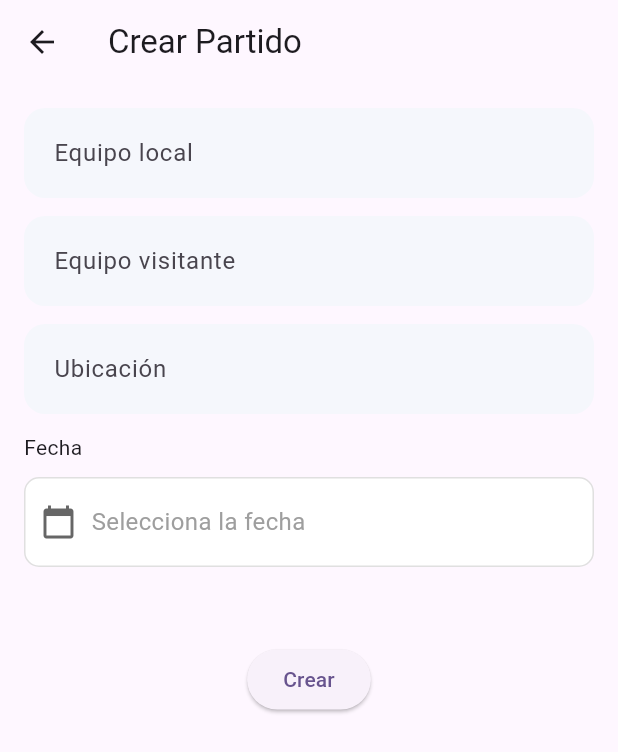
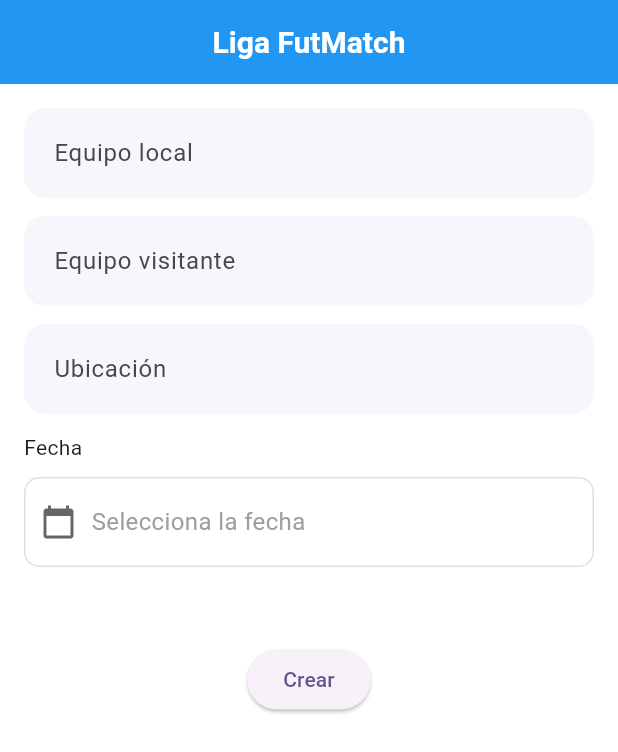
Before and after one commit to ingRodriguezSelvi/futmatch_frontend, a Flutter app: the CreateMatchScreen screen opened directly, on a phone screen of 412 x 824 dp. Shown: the top 752 px of the screen. Run offline on Flutter 3.47's test engine with Material 3 defaults, Android fonts, the phone set to English and light mode, and no system bars; our stand-ins replace bloc, equatable, flutter_bloc, get_it, sqflite, table_calendar; accounts and stored records are empty.

Commit message:
feat: enhance create match screen layout and update navigation imports

```diff
--- a/lib/core/widgets/main_navbar.dart
+++ b/lib/core/widgets/main_navbar.dart
@@ -1,5 +1,5 @@
 import 'package:flutter/material.dart';
-import 'package:futmatch_frontend/features/matches/ui/matches_screen.dart';
+import 'package:futmatch_frontend/features/matches/ui/screens/matches_screen.dart';
 
 import '../../features/home/ui/screens/home_screen.dart';
 
--- a/lib/features/matches/ui/screens/create_match_screen.dart
+++ b/lib/features/matches/ui/screens/create_match_screen.dart
@@ -21,15 +21,40 @@ class _CreateMatchScreenState extends State<CreateMatchScreen> {
   @override
   Widget build(BuildContext context) {
     return Scaffold(
-      appBar: AppBar(title: const Text('Crear Partido')),
-      body: Padding(
+      backgroundColor: Colors.white,
+      body: Column(
+        children: [
+          AppBar(
+            backgroundColor: Colors.blue,
+            elevation: 0,
+            title: const Text(
+              'Liga FutMatch',
+              style: TextStyle(
+                color: Colors.white,
+                fontWeight: FontWeight.bold,
+                fontSize: 20,
+              ),
+            ),
+            centerTitle: true,
+            automaticallyImplyLeading: false,
+          ),
+          Expanded(
+            child: Container(
+              width: double.infinity,
+              decoration: const BoxDecoration(
+                color: Color(0xFFFFFFFF),
+                borderRadius: BorderRadius.only(
+                  topLeft: Radius.circular(28),
+                  topRight: Radius.circular(28),
+                ),
+              ),
               padding: const EdgeInsets.all(16),
               child: BlocConsumer<MatchesBloc, MatchesState>(
                 listener: (context, state) {
                   if (state is MatchesError) {
-              ScaffoldMessenger.of(context).showSnackBar(
-                SnackBar(content: Text(state.message)),
-              );
+                    ScaffoldMessenger.of(
+                      context,
+                    ).showSnackBar(SnackBar(content: Text(state.message)));
                   }
                   if (state is MatchLoaded) {
                     Navigator.of(context).pop(state.match);
@@ -63,7 +88,8 @@ class _CreateMatchScreenState extends State<CreateMatchScreen> {
                       ),
                       const SizedBox(height: 24),
                       ElevatedButton(
-                  onPressed: loading
+                        onPressed:
+                            loading
                                 ? null
                                 : () {
                                   context.read<MatchesBloc>().add(
@@ -71,7 +97,9 @@ class _CreateMatchScreenState extends State<CreateMatchScreen> {
                                       'homeTeam': _homeCtrl.text,
                                       'awayTeam': _awayCtrl.text,
                                       'location': _locationCtrl.text,
-                                  'date': _selectedDate?.toIso8601String() ?? '',
+                                      'date':
+                                          _selectedDate?.toIso8601String() ??
+                                          '',
                                     }),
                                   );
                                 },
@@ -82,6 +110,9 @@ class _CreateMatchScreenState extends State<CreateMatchScreen> {
                 },
               ),
             ),
+          ),
+        ],
+      ),
     );
   }
 }
```
Also changed, not shown: lib/features/matches/ui/screens/matches_screen.dart (renamed from lib/features/matches/ui/matches_screen.dart, +5 -5 lines). Lines whose indentation alone changed are shown as unchanged.
